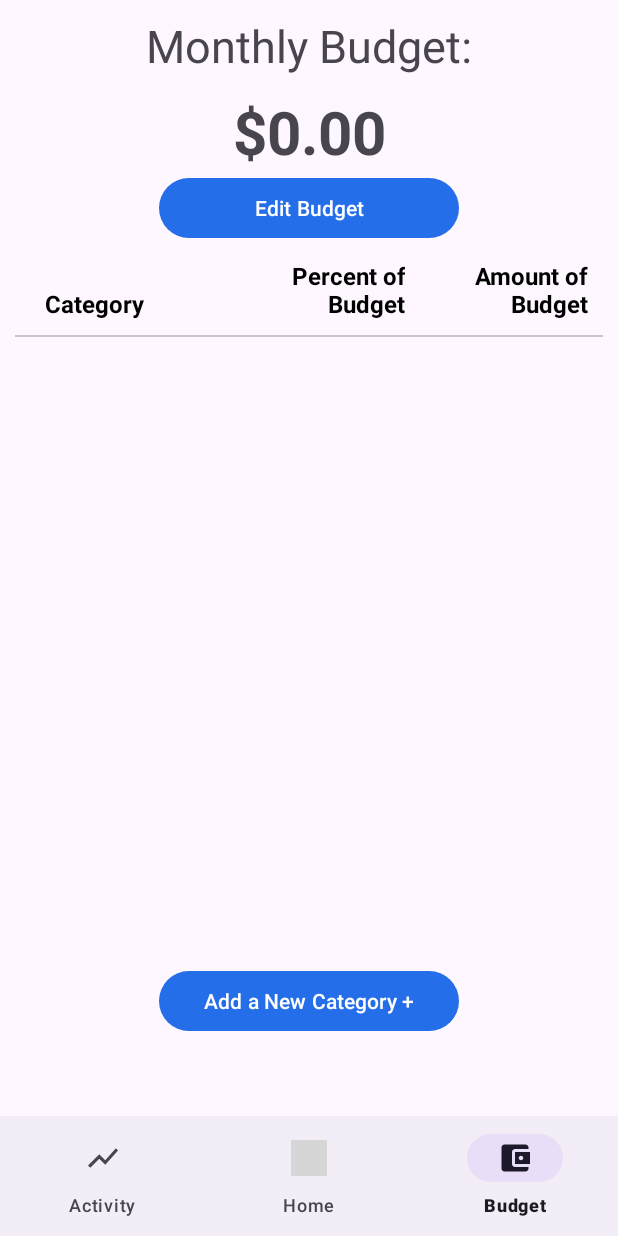
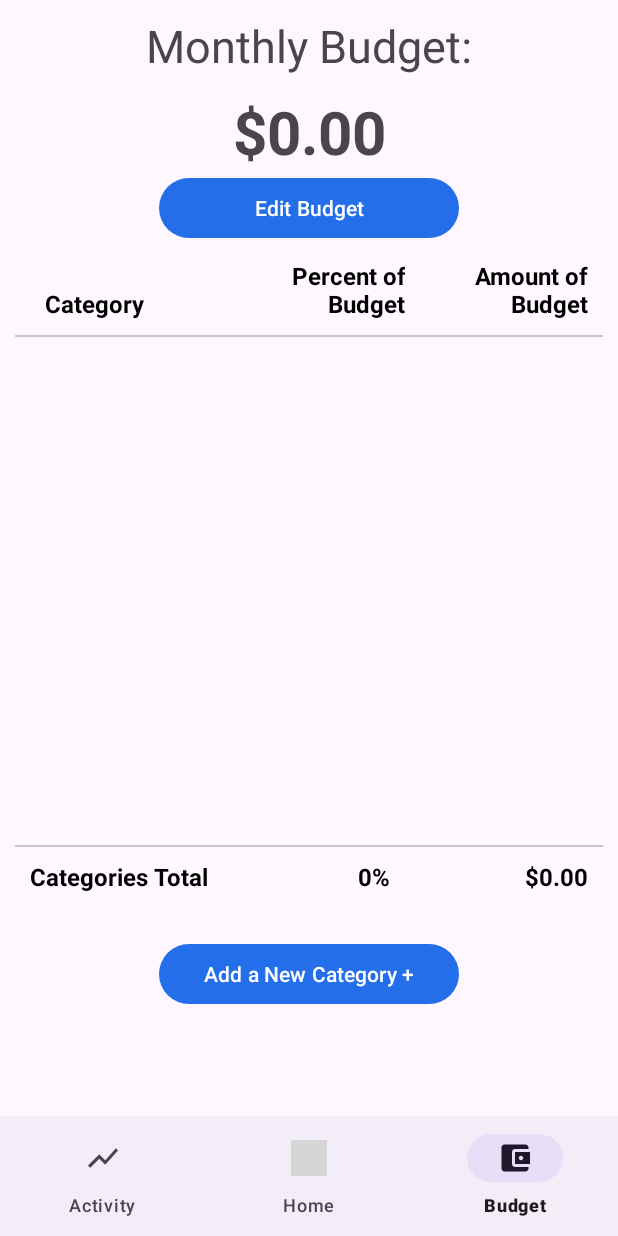
Before and after one commit to MasterTemple/CSCI-335-UI-Application, an Android app: the screen it shows after launch (MainActivity), item 3 of the bottom bar chosen, on a phone screen of 412 x 824 dp. Run offline under Robolectric (Android 15) with nearby library versions, the phone set to English and light mode, and no system bars; libraries missing offline, so code that uses them is left out: com.github.mikephil.charting; grey boxes are pictures that could not be loaded.

Commit message:
Added totals for categories on budget page.

```diff
--- a/app/src/main/java/com/example/uigroupproject/BudgetFragment.java
+++ b/app/src/main/java/com/example/uigroupproject/BudgetFragment.java
@@ -28,6 +28,7 @@ public class BudgetFragment extends Fragment {
     private CategoryListAdapter adapter;
     private Context context;
     private Database db;
+    private View view;
     public BudgetFragment() {}
     public BudgetFragment(Context _context) {
         context = _context;
@@ -41,7 +42,7 @@ public class BudgetFragment extends Fragment {
 
     @Override
     public View onCreateView(LayoutInflater inflater, ViewGroup container, Bundle savedInstanceState) {
-        View view = inflater.inflate(R.layout.fragment_budget, container, false);
+        view = inflater.inflate(R.layout.fragment_budget, container, false);
 
         adapter = new CategoryListAdapter(categories, context);
         recyclerView = view.findViewById(R.id.category_list);
@@ -80,15 +81,28 @@ public class BudgetFragment extends Fragment {
     }
 
     private void updateCategoryList() {
-        categories = db.getAllCategories();
         adapter = new CategoryListAdapter(categories, context);
         recyclerView.setAdapter(adapter);
         recyclerView.setLayoutManager(new LinearLayoutManager(context));
+    }
+    private void updateCategoryTotals() {
+        double totalPercent = 0;
+        double totalAmount = 0;
+        for (CategoryData category : categories) {
+            totalPercent += Double.parseDouble(category.getPercent(context).replace("%", ""));
+            totalAmount += Double.parseDouble(category.getNumber(context).replace("$", ""));
+        }
+        TextView totalPercentView = view.findViewById(R.id.categoryPercentTotal);
+        TextView totalAmountView = view.findViewById(R.id.categoryValueTotal);
+        totalPercentView.setText(String.format("%.0f%%", totalPercent));
+        totalAmountView.setText(String.format("$%.2f", totalAmount));
     }
 
     @Override
     public void onResume() {
         super.onResume();
+        categories = db.getAllCategories();
         updateCategoryList();
+        updateCategoryTotals();
     }
 }
--- a/app/src/main/res/layout/fragment_budget.xml
+++ b/app/src/main/res/layout/fragment_budget.xml
@@ -86,6 +86,7 @@
             android:textStyle="bold" />
 
     </RelativeLayout>
+
     <com.google.android.material.divider.MaterialDivider
         android:layout_width="match_parent"
         android:layout_height="wrap_content"
@@ -96,7 +97,7 @@
     <androidx.recyclerview.widget.RecyclerView
         android:id="@+id/category_list"
         android:layout_width="match_parent"
-        android:layout_height="400sp"
+        android:layout_height="320sp"
         android:layout_below="@id/table_heading"
         android:layout_marginStart="10dp"
         android:layout_marginTop="10dp"
@@ -104,9 +105,67 @@
         android:layout_marginBottom="10dp"
     />
 
+    <com.google.android.material.divider.MaterialDivider
+        android:layout_width="match_parent"
+        android:layout_height="wrap_content"
+        android:layout_below="@id/category_list"
+        android:layout_marginHorizontal="10dp"
+        />
+
+    <RelativeLayout
+        android:id="@+id/total_element"
+        android:layout_width="match_parent"
+        android:layout_height="wrap_content"
+        android:layout_below="@id/category_list"
+        android:layout_marginBottom="20dp"
+        android:layout_marginHorizontal="10dp"
+        >
+
+        <TextView
+            android:id="@+id/categoryNameTotal"
+            android:layout_width="180dp"
+            android:layout_height="wrap_content"
+            android:layout_marginStart="10dp"
+            android:layout_marginTop="10dp"
+            android:layout_marginEnd="10dp"
+            android:layout_marginBottom="10dp"
+            android:text="Categories Total"
+            android:textColor="@color/black"
+            android:textSize="16sp"
+            android:textStyle="bold" />
+
+        <TextView
+            android:id="@+id/categoryPercentTotal"
+            android:layout_margin="10dp"
+            android:layout_width="40dp"
+            android:gravity="end"
+            android:layout_height="wrap_content"
+            android:text="10%"
+            android:layout_toEndOf="@id/categoryNameTotal"
+            android:textColor="@color/black"
+            android:textSize="16sp"
+            android:textStyle="bold" />
+
+        <TextView
+            android:id="@+id/categoryValueTotal"
+            android:layout_width="160dp"
+            android:layout_height="wrap_content"
+            android:layout_marginStart="10dp"
+            android:layout_marginTop="10dp"
+            android:layout_marginEnd="10dp"
+            android:layout_marginBottom="10dp"
+            android:layout_toEndOf="@id/categoryPercentTotal"
+            android:gravity="end"
+            android:text="$481.00"
+            android:textColor="@color/black"
+            android:textSize="16sp"
+            android:textStyle="bold" />
+
+    </RelativeLayout>
+
     <Button
         android:id="@+id/add_category_button"
-        android:layout_below="@+id/category_list"
+        android:layout_below="@+id/total_element"
         android:layout_width="200dp"
         android:layout_centerHorizontal="true"
         android:layout_height="wrap_content"
--- a/app/src/main/res/layout/fragment_spending_by_category_table.xml
+++ b/app/src/main/res/layout/fragment_spending_by_category_table.xml
@@ -13,7 +13,7 @@
 
         <TextView
             android:id="@+id/spending_by_category_table_header_category"
-            android:layout_width="140dp"
+            android:layout_width="120dp"
             android:layout_height="wrap_content"
             android:layout_marginStart="30dp"
             android:layout_marginTop="10dp"
```
